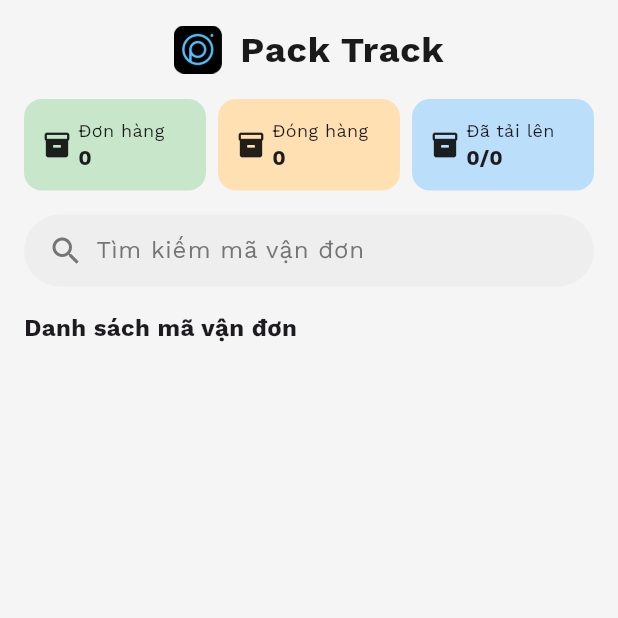
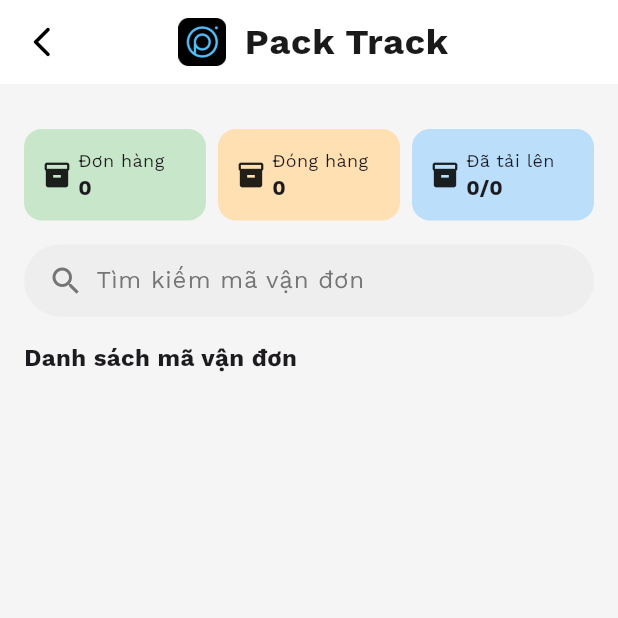
Before and after one commit to VoQuocTanne/pjpacktrack, a Flutter app: the OrderHistoryScreen screen opened directly, on a phone screen of 412 x 824 dp, the top half of it. Run offline on Flutter 3.47's test engine with Material 3 defaults, Android fonts, the phone set to English and light mode, and no system bars; our stand-ins replace bloc, camera, cloud_firestore, equatable, firebase_auth, firebase_core and 12 more; missing offline and left inert: aws_storage_service, flutter_stripe, kommunicate_flutter, mobile_scanner; accounts and stored records are empty; generated files the repository leaves out were written again.

Commit message:
sửa sơ sơ UI

```diff
--- a/pjpacktrack/lib/modules/ui/RecordingScreen.dart
+++ b/pjpacktrack/lib/modules/ui/RecordingScreen.dart
@@ -153,8 +153,8 @@
   Widget build(BuildContext context) {
     return Scaffold(
       appBar: AppBar(
-        title: Text(_isQRCode ? 'Quét QR Code' : 'Quét Barcode'),
-        backgroundColor: Colors.teal,
+        // title: Text(_isQRCode ? 'Quét QR Code' : 'Quét Barcode'),
+        backgroundColor: Theme.of(context).primaryColor,
         elevation: 0,
         actions: [
           IconButton(
--- a/pjpacktrack/lib/modules/ui/odervideo.dart
+++ b/pjpacktrack/lib/modules/ui/odervideo.dart
@@ -11,24 +11,8 @@
 
     return Scaffold(
       backgroundColor: Colors.grey[100],
-      body: SafeArea(
-        child: Column(
-          children: [
-            _buildHeader(),
-            _buildStatusCards(),
-            Expanded(
-              child: _buildOrdersList(currentUser.uid),
-            ),
-          ],
-        ),
-      ),
-    );
-  }
-
-  Widget _buildHeader() {
-    return Container(
-      padding: const EdgeInsets.all(16),
-      child: Row(
+      appBar: AppBar(
+        title: Row(
           mainAxisAlignment: MainAxisAlignment.center,
           children: [
             Image.asset(
@@ -47,7 +31,20 @@
                 letterSpacing: 0.5,
               ),
             ),
+            const SizedBox(width: 50),
           ],
+        ),
+      ),
+      body: SafeArea(
+        child: Column(
+          children: [
+            const SizedBox(height: 30),
+            _buildStatusCards(),
+            Expanded(
+              child: _buildOrdersList(currentUser.uid),
+            ),
+          ],
+        ),
       ),
     );
   }
```
Also changed, not shown: pjpacktrack/lib/modules/forum/screens/post_list_screen.dart (+5 -5 lines), pjpacktrack/lib/modules/profile/hepl_center_screen.dart (+6 -24 lines), 1 other file. Lines whose indentation alone changed are shown as unchanged.
